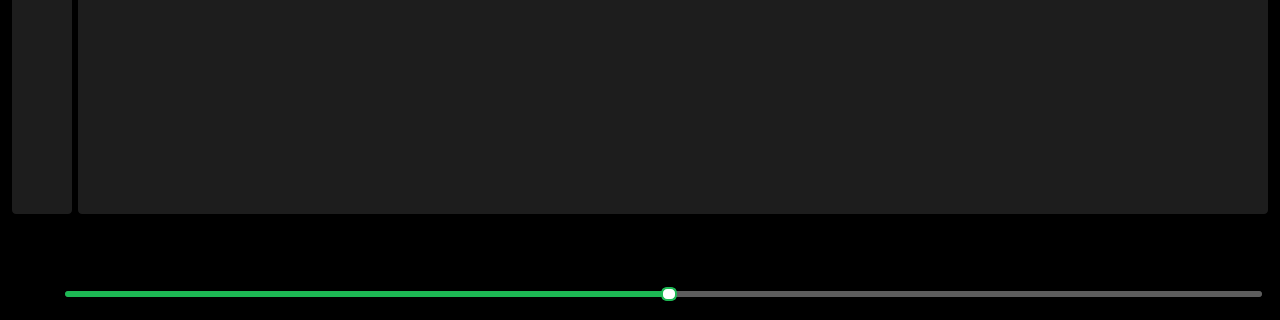
Old version of the form mainwindow.ui in the repository ShivaPrakash-006/QtMusicPlayer; both pictures show x 0 to 1280 and y 400 to 720 of the 1280 by 720 pixel window.
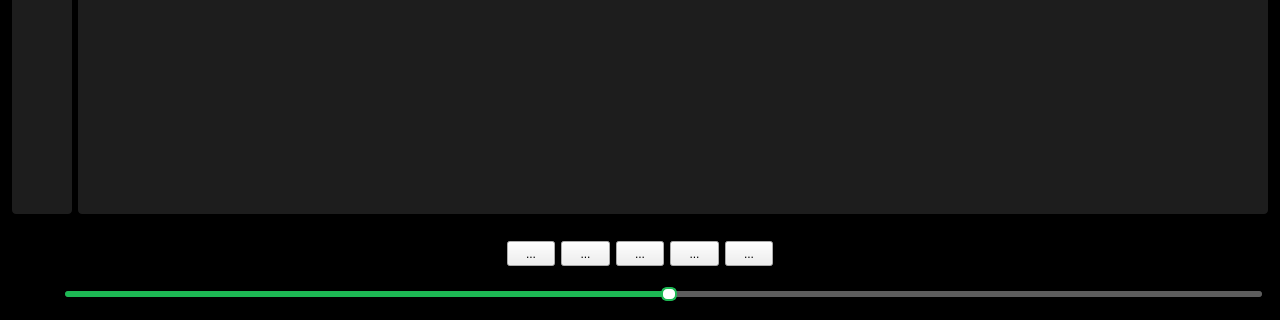
New version of the form. Icons and pictures are not drawn.

Patch:
```diff
--- a/mainwindow.ui
+++ b/mainwindow.ui
@@ -1757,6 +1757,149 @@
               <verstretch>0</verstretch>
              </sizepolicy>
             </property>
+            <layout class="QHBoxLayout" name="horizontalLayout_4" stretch="10,1,1,1,1,1,10">
+             <item>
+              <spacer name="horizontalSpacer">
+               <property name="orientation">
+                <enum>Qt::Orientation::Horizontal</enum>
+               </property>
+               <property name="sizeHint" stdset="0">
+                <size>
+                 <width>40</width>
+                 <height>20</height>
+                </size>
+               </property>
+              </spacer>
+             </item>
+             <item>
+              <widget class="QToolButton" name="shuffle">
+               <property name="sizePolicy">
+                <sizepolicy hsizetype="Expanding" vsizetype="Expanding">
+                 <horstretch>0</horstretch>
+                 <verstretch>0</verstretch>
+                </sizepolicy>
+               </property>
+               <property name="text">
+                <string>...</string>
+               </property>
+               <property name="icon">
+                <iconset resource="icons.qrc">
+                 <normaloff>:/icons/Assets/Icons/shuffle-off.svg</normaloff>:/icons/Assets/Icons/shuffle-off.svg</iconset>
+               </property>
+               <property name="iconSize">
+                <size>
+                 <width>20</width>
+                 <height>20</height>
+                </size>
+               </property>
+              </widget>
+             </item>
+             <item>
+              <widget class="QToolButton" name="previous">
+               <property name="sizePolicy">
+                <sizepolicy hsizetype="Expanding" vsizetype="Expanding">
+                 <horstretch>0</horstretch>
+                 <verstretch>0</verstretch>
+                </sizepolicy>
+               </property>
+               <property name="text">
+                <string>...</string>
+               </property>
+               <property name="icon">
+                <iconset resource="icons.qrc">
+                 <normaloff>:/icons/Assets/Icons/previous.svg</normaloff>:/icons/Assets/Icons/previous.svg</iconset>
+               </property>
+               <property name="iconSize">
+                <size>
+                 <width>20</width>
+                 <height>20</height>
+                </size>
+               </property>
+              </widget>
+             </item>
+             <item>
+              <widget class="QToolButton" name="pause_play">
+               <property name="sizePolicy">
+                <sizepolicy hsizetype="Expanding" vsizetype="Expanding">
+                 <horstretch>0</horstretch>
+                 <verstretch>0</verstretch>
+                </sizepolicy>
+               </property>
+               <property name="text">
+                <string>...</string>
+               </property>
+               <property name="icon">
+                <iconset resource="icons.qrc">
+                 <normaloff>:/icons/Assets/Icons/play.svg</normaloff>:/icons/Assets/Icons/play.svg</iconset>
+               </property>
+               <property name="iconSize">
+                <size>
+                 <width>20</width>
+                 <height>20</height>
+                </size>
+               </property>
+              </widget>
+             </item>
+             <item>
+              <widget class="QToolButton" name="next">
+               <property name="sizePolicy">
+                <sizepolicy hsizetype="Expanding" vsizetype="Expanding">
+                 <horstretch>0</horstretch>
+                 <verstretch>0</verstretch>
+                </sizepolicy>
+               </property>
+               <property name="text">
+                <string>...</string>
+               </property>
+               <property name="icon">
+                <iconset resource="icons.qrc">
+                 <normaloff>:/icons/Assets/Icons/next.svg</normaloff>:/icons/Assets/Icons/next.svg</iconset>
+               </property>
+               <property name="iconSize">
+                <size>
+                 <width>20</width>
+                 <height>20</height>
+                </size>
+               </property>
+              </widget>
+             </item>
+             <item>
+              <widget class="QToolButton" name="repeat">
+               <property name="sizePolicy">
+                <sizepolicy hsizetype="Expanding" vsizetype="Expanding">
+                 <horstretch>0</horstretch>
+                 <verstretch>0</verstretch>
+                </sizepolicy>
+               </property>
+               <property name="text">
+                <string>...</string>
+               </property>
+               <property name="icon">
+                <iconset resource="icons.qrc">
+                 <normaloff>:/icons/Assets/Icons/repeat-off.svg</normaloff>:/icons/Assets/Icons/repeat-off.svg</iconset>
+               </property>
+               <property name="iconSize">
+                <size>
+                 <width>20</width>
+                 <height>20</height>
+                </size>
+               </property>
+              </widget>
+             </item>
+             <item>
+              <spacer name="horizontalSpacer_3">
+               <property name="orientation">
+                <enum>Qt::Orientation::Horizontal</enum>
+               </property>
+               <property name="sizeHint" stdset="0">
+                <size>
+                 <width>40</width>
+                 <height>20</height>
+                </size>
+               </property>
+              </spacer>
+             </item>
+            </layout>
            </widget>
           </item>
           <item>
```
